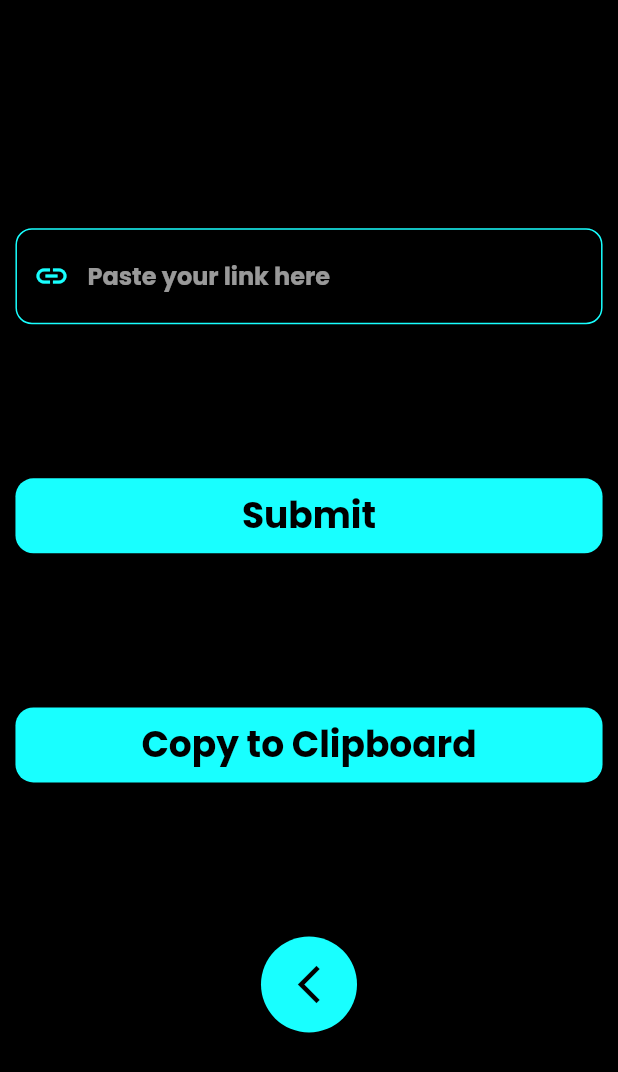
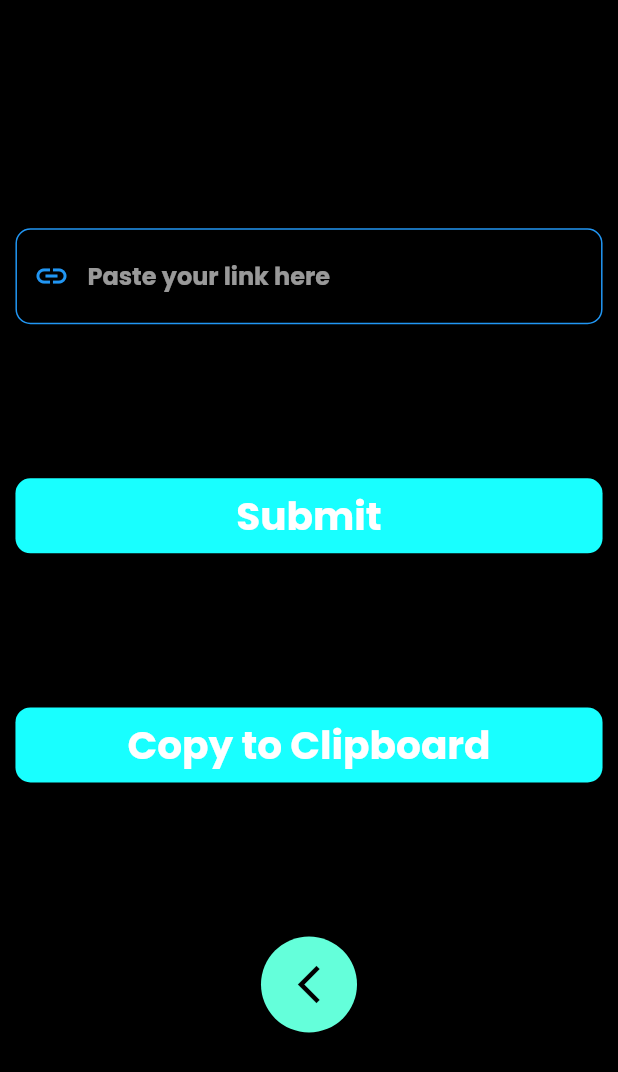
Before and after one commit to YosophAhmed/tools, a Flutter app: the ShortLinkPage screen opened by its route, on a phone screen of 412 x 824 dp. Shown: the top 1072 px of the screen. Run offline on Flutter 3.47's test engine with Material 2 defaults, Android fonts, the phone set to English and light mode, and no system bars; our stand-ins replace qr_flutter, sizer.

Commit message:
Latest Commit

```diff
--- a/lib/custom_widgets/custom_back_button.dart
+++ b/lib/custom_widgets/custom_back_button.dart
@@ -12,7 +12,7 @@ class CustomBackButton extends StatelessWidget {
   Widget build(BuildContext context) {
     return CircleAvatar(
       radius: 32,
-      backgroundColor: Colors.cyanAccent,
+      backgroundColor: Colors.tealAccent,
       child: Center(
         child: IconButton(
           icon: const Icon(
--- a/lib/custom_widgets/custom_button.dart
+++ b/lib/custom_widgets/custom_button.dart
@@ -5,35 +5,45 @@ class CustomButton extends StatelessWidget {
   final VoidCallback onTap;
   final double width;
   final double height;
+  final double borderRadius;
+  final bool isLoading;
   final Color color;
+  final Color labelColor;
 
   const CustomButton({
     Key? key,
     required this.label,
     required this.onTap,
+    this.height = 50,
     this.width = double.infinity,
-    this.height = 3.0,
-    this.color = Colors.red,
+    this.borderRadius = 10.0,
+    this.isLoading = false,
+    this.color = Colors.blue,
+    this.labelColor = Colors.white,
   }) : super(key: key);
 
   @override
   Widget build(BuildContext context) {
-    return GestureDetector(
+    return InkWell(
       onTap: onTap,
       child: Container(
+        height: height,
         width: width,
-        height: height,
+        alignment: Alignment.center,
         decoration: BoxDecoration(
           color: color,
-          borderRadius: BorderRadius.circular(12),
+          borderRadius: BorderRadius.circular(borderRadius),
         ),
-        alignment: Alignment.center,
-        child: Text(
+        child: isLoading
+            ? const CircularProgressIndicator(
+          color: Colors.black,
+        )
+            : Text(
           label,
-          style: const TextStyle(
-            fontSize: 24,
+          style: TextStyle(
+            fontSize: 26,
             fontWeight: FontWeight.bold,
-            color: Colors.black,
+            color: labelColor,
           ),
         ),
       ),
--- a/lib/custom_widgets/custom_text_form_field.dart
+++ b/lib/custom_widgets/custom_text_form_field.dart
@@ -1,30 +1,38 @@
 import 'package:flutter/material.dart';
-import 'package:sizer/sizer.dart';
-
 
 class CustomTextFormField extends StatelessWidget {
+  final TextEditingController? controller;
+  final TextInputType keyboardType;
+  final String hintText;
+  final bool obscure;
 
-  final String? hintText;
+  final Function(String)? onChanged;
+  final Function(String)? onSubmitted;
+  final void Function(String?)? onSaved;
+
   final IconData? suffix;
   final IconData? prefix;
-  final bool? obscure;
-  final TextEditingController? controller;
-  final TextInputType? keyboardType;
-  final Function(String)? onChanged;
-  final Function(String)? onSubmitted;
   final void Function()? suffixFunction;
+
+  final Color color;
+  final double borderRadius;
+  final int maxLines;
 
   const CustomTextFormField({
     Key? key,
-    this.hintText,
+    this.controller,
+    this.keyboardType = TextInputType.text,
     this.obscure = false,
-    this.controller,
-    this.keyboardType,
+    this.hintText = '',
     this.onChanged,
     this.onSubmitted,
+    this.onSaved,
+    this.prefix,
     this.suffix,
-    this.prefix,
     this.suffixFunction,
+    this.color = Colors.blue,
+    this.borderRadius = 10.0,
+    this.maxLines = 1,
   }) : super(key: key);
 
   @override
@@ -32,11 +40,14 @@ class CustomTextFormField extends StatelessWidget {
     return TextFormField(
       controller: controller,
       keyboardType: keyboardType,
-      obscureText: obscure!,
+      obscureText: obscure,
       onChanged: onChanged,
+      onSaved: onSaved,
       onFieldSubmitted: onSubmitted,
+      cursorColor: color,
+      maxLines: maxLines,
       validator: (data) {
-        if(data!.isEmpty){
+        if (data!.isEmpty) {
           return 'field is required!';
         }
         return null;
@@ -44,26 +55,26 @@ class CustomTextFormField extends StatelessWidget {
       decoration: InputDecoration(
         hintText: hintText,
         border: OutlineInputBorder(
-          borderSide: const BorderSide(
-            color: Colors.cyanAccent,
+          borderSide: BorderSide(
+            color: color,
           ),
-          borderRadius: BorderRadius.circular(8.sp),
+          borderRadius: BorderRadius.circular(borderRadius),
         ),
         enabledBorder: OutlineInputBorder(
-          borderSide: const BorderSide(
-            color: Colors.cyanAccent,
+          borderSide: BorderSide(
+            color: color,
           ),
-          borderRadius: BorderRadius.circular(8.sp),
+          borderRadius: BorderRadius.circular(borderRadius),
         ),
         focusedBorder: OutlineInputBorder(
-          borderSide: const BorderSide(
-            color: Colors.cyanAccent,
+          borderSide: BorderSide(
+            color: color,
           ),
-          borderRadius: BorderRadius.circular(8.sp),
+          borderRadius: BorderRadius.circular(borderRadius),
         ),
         prefixIcon: Icon(
           prefix,
-          color: Colors.cyanAccent,
+          color: color,
         ),
         suffixIcon: IconButton(
           onPressed: suffixFunction,
--- a/lib/custom_widgets/custom_tool_container.dart
+++ b/lib/custom_widgets/custom_tool_container.dart
@@ -39,7 +39,7 @@ class CustomToolContainer extends StatelessWidget {
             ),
           ),
           Container(
-            height: 30.h,
+            height: 25.h,
             decoration: BoxDecoration(
               borderRadius: BorderRadius.only(
                 bottomRight: Radius.circular(22.sp),
--- a/lib/data/app_data.dart
+++ b/lib/data/app_data.dart
@@ -1,3 +1,3 @@
 class AppData {
-
+  static String qrData = '';
 }
--- a/pubspec.yaml
+++ b/pubspec.yaml
@@ -37,6 +37,7 @@ dependencies:
   # Use with the CupertinoIcons class for iOS style icons.
   cupertino_icons: ^1.0.2
   sizer:
+  qr_flutter:
 
 dev_dependencies:
   flutter_test:
```
Also changed, not shown: lib/pages/home_page.dart (+19 -18 lines), lib/pages/password_generator_page.dart (+17 -5 lines), lib/pages/qr_code_page.dart (+51 -10 lines), pubspec.lock.
